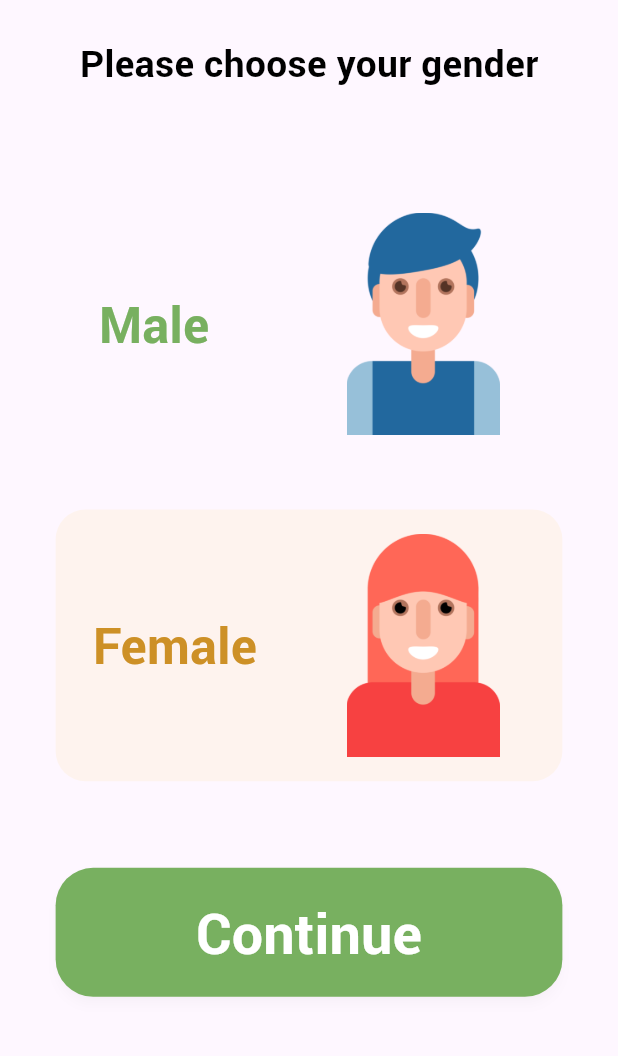
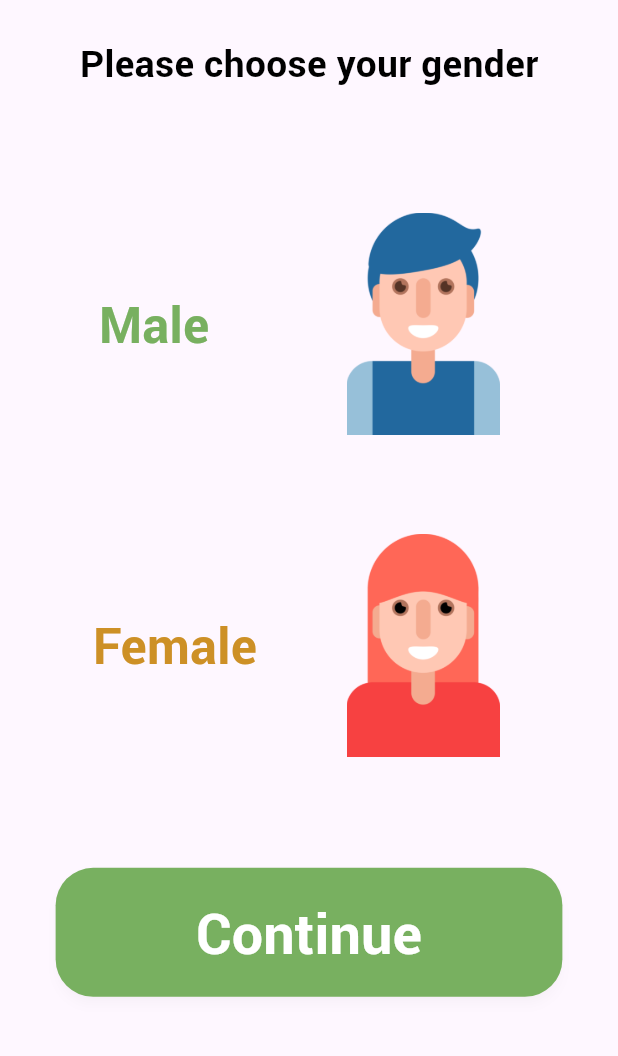
Before and after one commit to ahmednouh9/BMI-Calculator, a Flutter app: the screen it shows after launch, on a phone screen of 412 x 824 dp, the part 126-1182 px from its top. Run offline on Flutter 3.47's test engine with Material 3 defaults, Android fonts, the phone set to English and light mode, and no system bars; our stand-ins replace device_preview, flutter_svg.

Commit message:
second update

```diff
--- a/lib/home_page.dart
+++ b/lib/home_page.dart
@@ -9,7 +9,7 @@ class GenderSelection extends StatefulWidget {
 }
 
 class _GenderSelectionState extends State<GenderSelection> {
-  bool isMaleSelected = false;
+  bool? isMaleSelected;
 
   void _toggleGenderSelection(bool isMale) {
     setState(() {
@@ -66,8 +66,8 @@ class _GenderSelectionState extends State<GenderSelection> {
                     onTap: () => _toggleGenderSelection(true),
                     child: Container(
                       decoration: BoxDecoration(
-                        color: isMaleSelected
-                            ? const Color.fromARGB(255, 229, 253, 217)
+                        color: isMaleSelected == true
+                            ? Color.fromARGB(255, 222, 251, 207)
                                 .withOpacity(0.3)
                             : Colors.transparent,
                         borderRadius: BorderRadius.circular(20),
@@ -106,8 +106,8 @@ class _GenderSelectionState extends State<GenderSelection> {
                     onTap: () => _toggleGenderSelection(false),
                     child: Container(
                       decoration: BoxDecoration(
-                        color: !isMaleSelected
-                            ? const Color.fromARGB(255, 255, 235, 200)
+                        color: isMaleSelected == false
+                            ? Color.fromARGB(255, 253, 231, 191)
                                 .withOpacity(0.3)
                             : Colors.transparent,
                         borderRadius: BorderRadius.circular(20),
```
